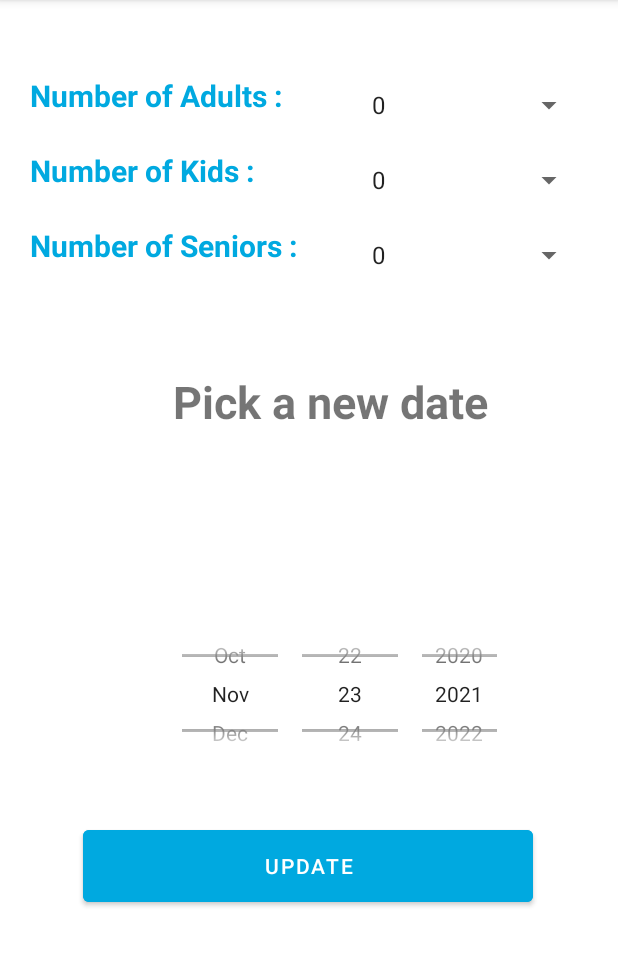
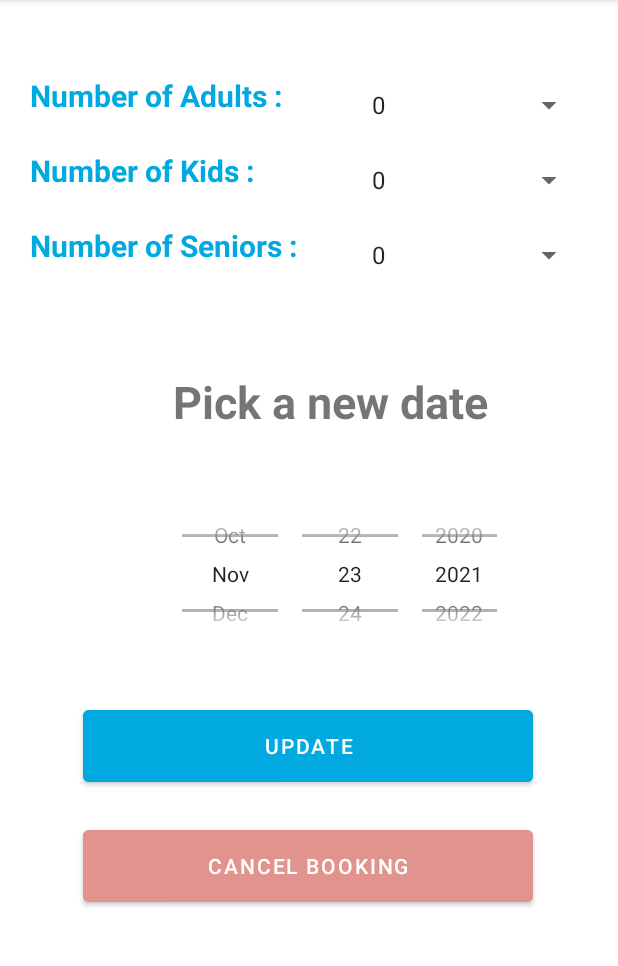
Before and after one commit to Shirinmansouri/TravelRespository, an Android app: the fragment EditBookingFragment shown on its own in the app's theme, on a phone screen of 412 x 824 dp, the part 84-1050 px from its top. Run offline under Robolectric (Android 15) with nearby library versions, the phone set to English and light mode, and no system bars; 1 statement that could not run was skipped.

Commit message:
I_am_working_9

```diff
--- a/app/src/main/res/layout/fragment_edit_booking.xml
+++ b/app/src/main/res/layout/fragment_edit_booking.xml
@@ -163,7 +163,7 @@
                 android:layout_width="234dp"
                 android:layout_height="110dp"
                 android:layout_marginStart="80dp"
-                    android:layout_marginTop="90dp"
+                android:layout_marginTop="10dp"
                 android:layout_marginEnd="30dp"
                 android:calendarViewShown="false"
                 android:datePickerMode="spinner"
@@ -253,6 +253,20 @@
                 app:layout_constraintStart_toStartOf="parent"
                 app:layout_constraintTop_toBottomOf="@id/datePicker2" />
 
+            <Button
+                android:id="@+id/cancelBooking"
+                android:layout_width="300dp"
+                android:layout_height="60dp"
+                android:layout_marginStart="30dp"
+                android:layout_marginTop="20dp"
+                android:layout_marginEnd="30dp"
+                android:backgroundTint="@color/red"
+                android:text="Cancel Booking"
+                android:textAlignment="center"
+                app:layout_constraintEnd_toEndOf="parent"
+                app:layout_constraintStart_toStartOf="parent"
+                app:layout_constraintTop_toBottomOf="@id/btnEditBooking" />
+
 
         </androidx.constraintlayout.widget.ConstraintLayout>
 </FrameLayout>
--- a/app/src/main/res/layout/fragment_show_bookings.xml
+++ b/app/src/main/res/layout/fragment_show_bookings.xml
@@ -89,7 +89,6 @@
                     android:layout_width="match_parent"
                     android:layout_height="600dp"
 
-
                     />
             </RelativeLayout>
 
--- a/app/src/main/res/values/colors.xml
+++ b/app/src/main/res/values/colors.xml
@@ -5,6 +5,7 @@
     <color name="purple_700">#FF3700B3</color>
     <color name="teal_200">#FF03DAC5</color>
     <color name="teal_700">#FF018786</color>
+    <color name="red">#E1938D</color>
     <color name="black">#FF000000</color>
     <color name="white">#FFFFFFFF</color>
     <color name="blue">#00A9E0</color>
```
Also changed, not shown: app/src/main/java/com/example/group6_mapd711_assignment4/EditBookingFragment.kt (+49 -1 lines). Lines whose indentation alone changed are shown as unchanged.
